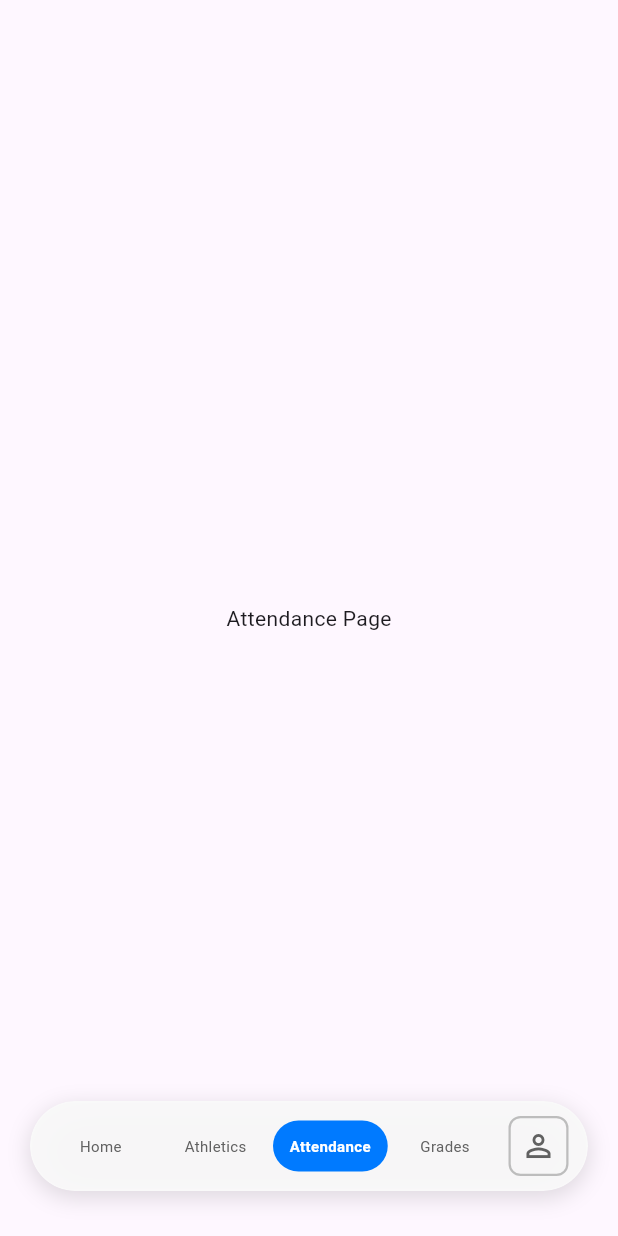
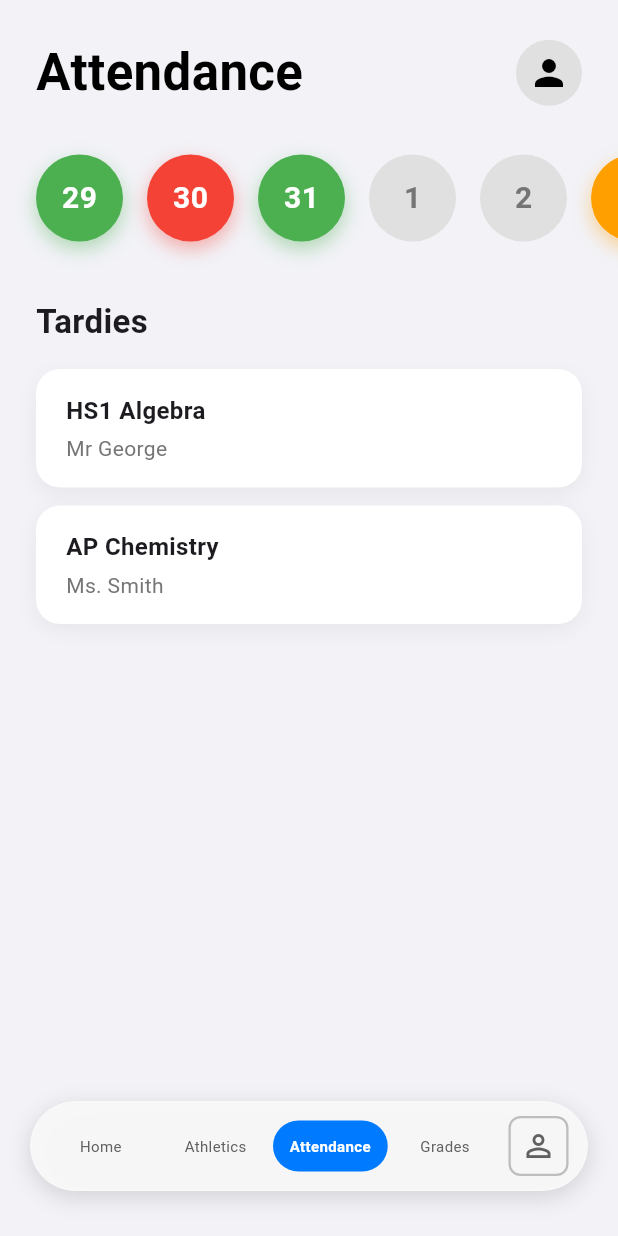
Before and after one commit to NCP-Stampede/northside-app, a Flutter app: the screen it shows after launch, item 3 of the bottom bar chosen, on a phone screen of 412 x 824 dp. Run offline on Flutter 3.47's test engine with Material 3 defaults, Android fonts, the phone set to English and light mode, and no system bars; our stand-ins replace get.

Commit message:
Update attendance_page.dart

```diff
--- a/northside_app/lib/presentation/home_screen_content/placeholder_pages/attendance_page.dart
+++ b/northside_app/lib/presentation/home_screen_content/placeholder_pages/attendance_page.dart
@@ -1,7 +1,205 @@
-// Placeholder for AttendancePage
+// lib/presentation/placeholder_pages/attendance_page.dart
+
 import 'package:flutter/material.dart';
+
+// --- Data Models for Demonstration ---
+enum AttendanceStatus { present, absent, tardy, future }
+
+class DayAttendance {
+  const DayAttendance({required this.day, required this.status});
+  final int day;
+  final AttendanceStatus status;
+}
+
+class TardyInfo {
+  const TardyInfo({required this.className, required this.teacherName});
+  final String className;
+  final String teacherName;
+}
+// --- End of Data Models ---
+
 class AttendancePage extends StatelessWidget {
-  const AttendancePage({Key? key}) : super(key: key);
+  const AttendancePage({super.key});
+
+  // --- Placeholder Data ---
+  final List<DayAttendance> _attendanceData = const [
+    DayAttendance(day: 29, status: AttendanceStatus.present),
+    DayAttendance(day: 30, status: AttendanceStatus.absent),
+    DayAttendance(day: 31, status: AttendanceStatus.present),
+    DayAttendance(day: 1, status: AttendanceStatus.future),
+    DayAttendance(day: 2, status: AttendanceStatus.future),
+    DayAttendance(day: 3, status: AttendanceStatus.tardy),
+    DayAttendance(day: 4, status: AttendanceStatus.present),
+    DayAttendance(day: 5, status: AttendanceStatus.present),
+  ];
+
+  final List<TardyInfo> _tardyData = const [
+    TardyInfo(className: 'HS1 Algebra', teacherName: 'Mr George'),
+    TardyInfo(className: 'AP Chemistry', teacherName: 'Ms. Smith'),
+  ];
+  // --- End of Placeholder Data ---
+
   @override
-  Widget build(BuildContext context) => Scaffold(body: Center(child: Text('Attendance Page')));
+  Widget build(BuildContext context) {
+    return Scaffold(
+      backgroundColor: const Color(0xFFF2F2F7),
+      body: ListView(
+        padding: const EdgeInsets.only(bottom: 120),
+        children: [
+          _buildHeader(),
+          const SizedBox(height: 24),
+          _buildDateScroller(),
+          const SizedBox(height: 32),
+          _buildTardiesSection(),
+        ],
+      ),
+    );
+  }
+
+  Widget _buildHeader() {
+    return Padding(
+      padding: const EdgeInsets.fromLTRB(24.0, 24.0, 24.0, 0),
+      child: Row(
+        mainAxisAlignment: MainAxisAlignment.spaceBetween,
+        children: [
+          const Text(
+            'Attendance',
+            style: TextStyle(fontSize: 34, fontWeight: FontWeight.bold, color: Colors.black),
+          ),
+          CircleAvatar(
+            radius: 22,
+            backgroundColor: Colors.grey.shade300,
+            child: const Icon(Icons.person, color: Colors.black, size: 28),
+          ),
+        ],
+      ),
+    );
+  }
+
+  Widget _buildDateScroller() {
+    return SizedBox(
+      // FIX 1: Increased height to prevent shadow clipping.
+      height: 70,
+      child: ListView.builder(
+        // FIX 2: Added clipBehavior to allow shadows to draw outside the bounds.
+        clipBehavior: Clip.none,
+        scrollDirection: Axis.horizontal,
+        padding: const EdgeInsets.symmetric(horizontal: 24),
+        itemCount: _attendanceData.length,
+        itemBuilder: (context, index) {
+          final data = _attendanceData[index];
+          return _DateCircle(day: data.day, status: data.status);
+        },
+      ),
+    );
+  }
+
+  Widget _buildTardiesSection() {
+    return Column(
+      // FIX 3: Changed alignment to stretch, forcing cards to fill the width.
+      crossAxisAlignment: CrossAxisAlignment.stretch,
+      children: [
+        const Padding(
+          padding: EdgeInsets.symmetric(horizontal: 24.0),
+          child: Text(
+            'Tardies',
+            style: TextStyle(fontSize: 22, fontWeight: FontWeight.bold),
+          ),
+        ),
+        const SizedBox(height: 16),
+        ..._tardyData.map((tardy) => _TardyCard(info: tardy)).toList(),
+      ],
+    );
+  }
 }
+
+class _DateCircle extends StatelessWidget {
+  const _DateCircle({required this.day, required this.status});
+  final int day;
+  final AttendanceStatus status;
+
+  Color _getColor() {
+    switch (status) {
+      case AttendanceStatus.present:
+        return Colors.green;
+      case AttendanceStatus.absent:
+        return Colors.red;
+      case AttendanceStatus.tardy:
+        return Colors.amber.shade700;
+      case AttendanceStatus.future:
+        return Colors.grey.shade300;
+    }
+  }
+
+  @override
+  Widget build(BuildContext context) {
+    return Container(
+      margin: const EdgeInsets.only(right: 16),
+      // FIX 4: Increased the size of the date circles for better visuals.
+      width: 58,
+      height: 58,
+      decoration: BoxDecoration(
+        shape: BoxShape.circle,
+        color: _getColor(),
+        boxShadow: status != AttendanceStatus.future
+            ? [
+                BoxShadow(
+                  color: _getColor().withOpacity(0.4),
+                  blurRadius: 10,
+                  offset: const Offset(0, 5),
+                )
+              ]
+            : [],
+      ),
+      child: Center(
+        child: Text(
+          day.toString(),
+          style: TextStyle(
+            color: status == AttendanceStatus.future ? Colors.grey.shade600 : Colors.white,
+            fontWeight: FontWeight.bold,
+            fontSize: 20, // Increased font size
+          ),
+        ),
+      ),
+    );
+  }
+}
+
+class _TardyCard extends StatelessWidget {
+  const _TardyCard({required this.info});
+  final TardyInfo info;
+
+  @override
+  Widget build(BuildContext context) {
+    return Container(
+      // This margin now works correctly with the stretch alignment.
+      margin: const EdgeInsets.fromLTRB(24, 0, 24, 12),
+      padding: const EdgeInsets.symmetric(horizontal: 20, vertical: 16),
+      decoration: BoxDecoration(
+        color: Colors.white,
+        borderRadius: BorderRadius.circular(16),
+        boxShadow: [
+          BoxShadow(
+            color: Colors.black.withOpacity(0.05),
+            blurRadius: 10,
+            offset: const Offset(0, 4),
+          )
+        ],
+      ),
+      child: Column(
+        crossAxisAlignment: CrossAxisAlignment.start,
+        children: [
+          Text(
+            info.className,
+            style: const TextStyle(fontSize: 16, fontWeight: FontWeight.w600),
+          ),
+          const SizedBox(height: 4),
+          Text(
+            info.teacherName,
+            style: TextStyle(fontSize: 14, color: Colors.grey.shade600),
+          ),
+        ],
+      ),
+    );
+  }
+}
```
